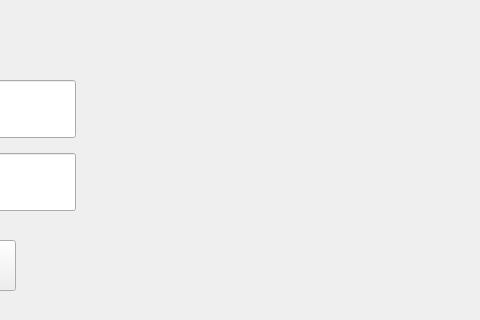
Before: the Qt Designer form bank_automat/mainwindow.ui in 25kmo-project/group_7, drawn with Qt 5; both pictures show x 385 to 865 and y 0 to 320 of the 1024 by 768 pixel window.
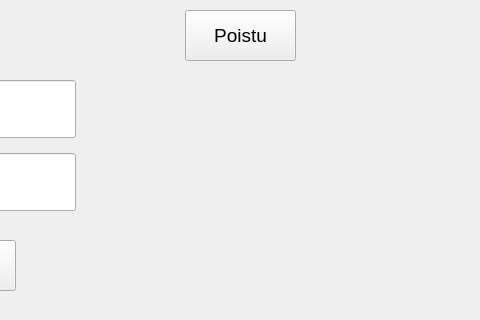
After: the same form once the commit is applied.

```diff
--- a/bank_automat/mainwindow.ui
+++ b/bank_automat/mainwindow.ui
@@ -79,7 +79,7 @@
      <string/>
     </property>
    </widget>
-   <widget class="QWidget" name="">
+   <widget class="QWidget" name="layoutWidget">
     <property name="geometry">
      <rect>
       <x>20</x>
@@ -120,7 +120,7 @@
      </item>
     </layout>
    </widget>
-   <widget class="QWidget" name="">
+   <widget class="QWidget" name="layoutWidget">
     <property name="geometry">
      <rect>
       <x>210</x>
@@ -158,6 +158,19 @@
      </item>
     </layout>
    </widget>
+   <widget class="QPushButton" name="pushButton">
+    <property name="geometry">
+     <rect>
+      <x>570</x>
+      <y>10</y>
+      <width>111</width>
+      <height>51</height>
+     </rect>
+    </property>
+    <property name="text">
+     <string>Poistu</string>
+    </property>
+   </widget>
   </widget>
   <widget class="QMenuBar" name="menubar">
    <property name="geometry">
```
